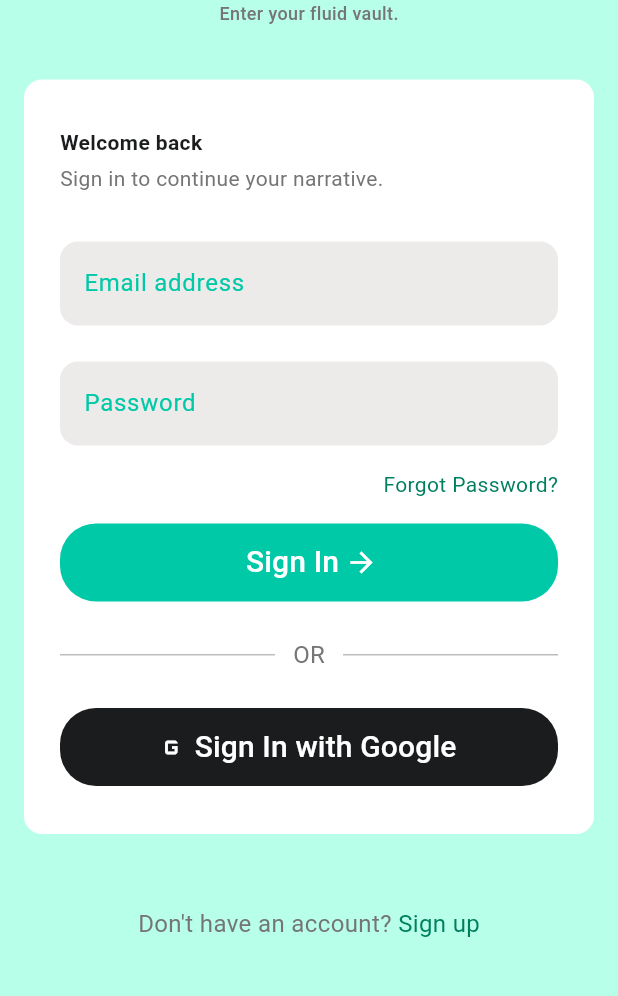
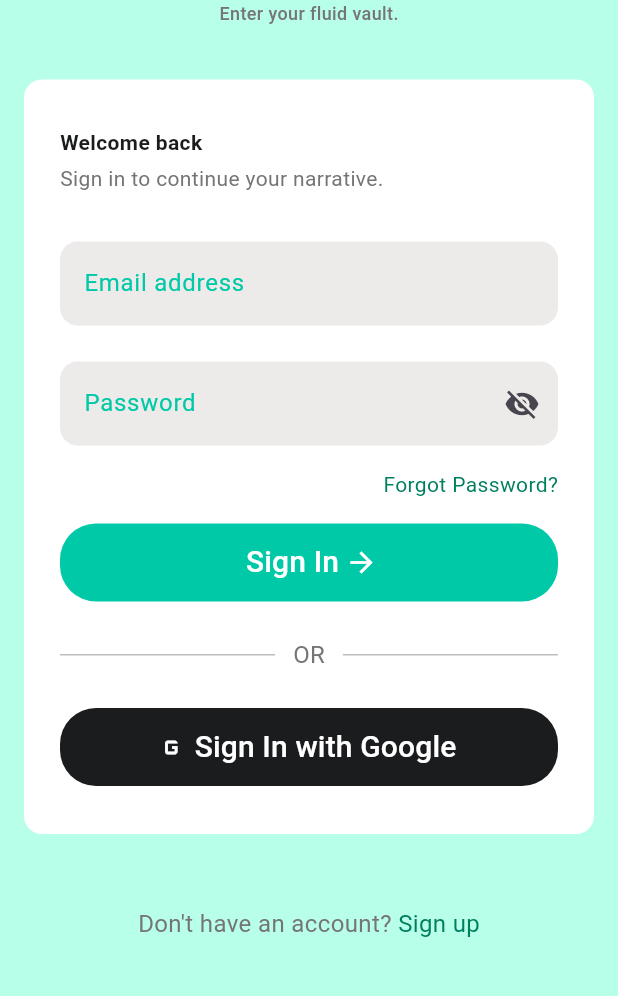
Before and after one commit to Virenrangani/Expenseo, a Flutter app: the screen it shows after launch, on a phone screen of 412 x 824 dp, the part 69-1065 px from its top. Run offline on Flutter 3.47's test engine with Material 3 defaults, Android fonts, the phone set to English and light mode, and no system bars; our stand-ins replace firebase_auth, firebase_core, flutter_bloc, gap, get_it, google_sign_in and 1 more; missing offline and left inert: dart:ffi; accounts and stored records are empty.

Commit message:
feat : add the suffix in the text field

```diff
--- a/lib/features/auth/presentation/page/log_in_page.dart
+++ b/lib/features/auth/presentation/page/log_in_page.dart
@@ -100,6 +100,11 @@ class _LogInPageState extends State<LogInPage> {
                           controller: passController,
                           hintText: AppString.password,
                           labelText: AppString.password,
+                          suffix: Icon(
+                            context.watch<LoginCubit>().isPasswordHidden
+                                ? Icons.visibility_off
+                                : Icons.visibility,
+                          ),
                           obscureText: context.read<LoginCubit>().isPasswordHidden,
                           onSuffixTap: (){
                             context.read<LoginCubit>().showPassword();
```
